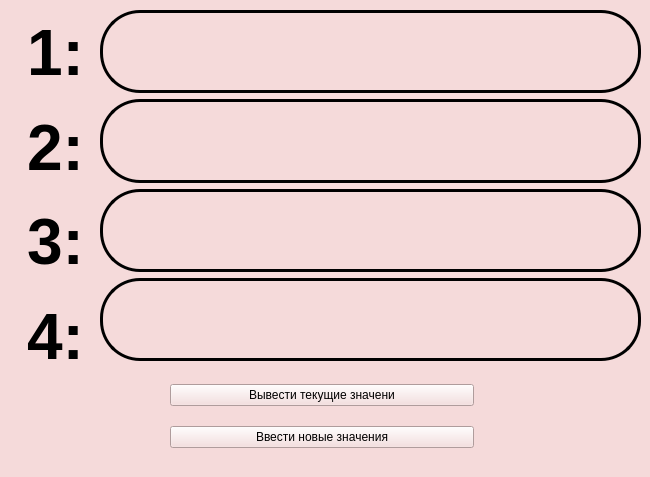
Before: the Qt Designer form 353501/Слюсарь С.Ю./LabWork_6/Task_1/mainwindow.ui in voovoopeep/Fundamentals-of-algorithmization-and-programming, drawn with Qt 5.
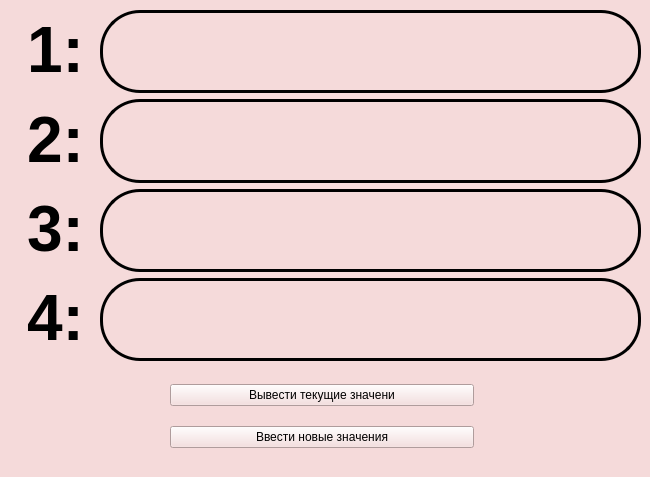
After: the same form once the commit is applied.

```diff
--- a/353501/Слюсарь С.Ю./LabWork_6/Task_1/mainwindow.ui
+++ b/353501/Слюсарь С.Ю./LabWork_6/Task_1/mainwindow.ui
@@ -19,13 +19,13 @@
 color: rgb(0, 0, 0);</string>
   </property>
   <widget class="QWidget" name="centralwidget">
-   <widget class="QWidget" name="layoutWidget">
+   <widget class="QWidget" name="">
     <property name="geometry">
      <rect>
       <x>10</x>
       <y>10</y>
       <width>91</width>
-      <height>372</height>
+      <height>351</height>
      </rect>
     </property>
     <layout class="QVBoxLayout" name="verticalLayout_2">
@@ -59,7 +59,7 @@
      </item>
     </layout>
    </widget>
-   <widget class="QWidget" name="layoutWidget">
+   <widget class="QWidget" name="">
     <property name="geometry">
      <rect>
       <x>100</x>
@@ -115,7 +115,7 @@
      </item>
     </layout>
    </widget>
-   <widget class="QWidget" name="layoutWidget">
+   <widget class="QWidget" name="">
     <property name="geometry">
      <rect>
       <x>170</x>
```
